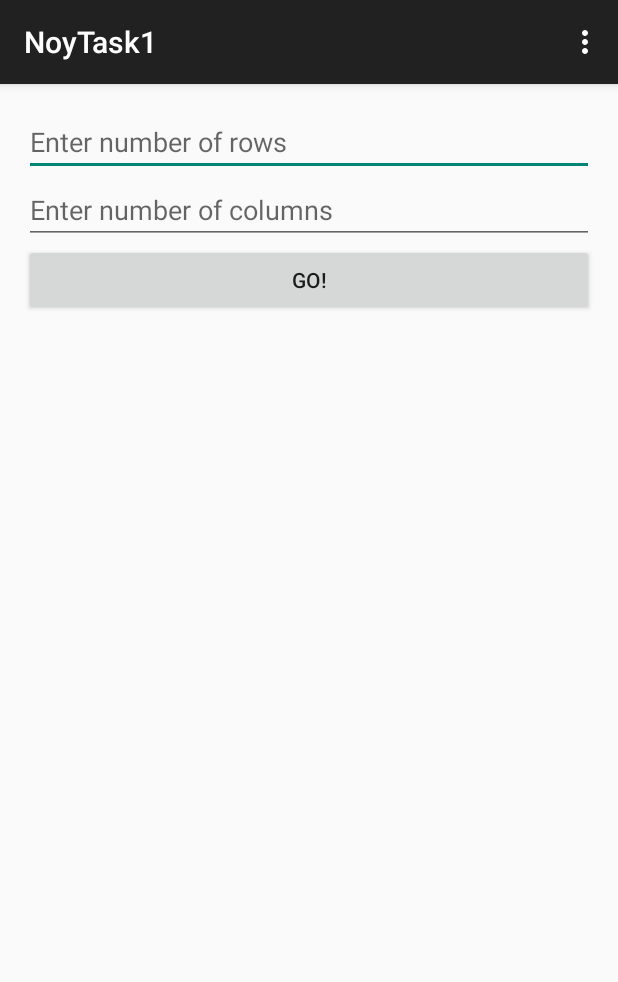
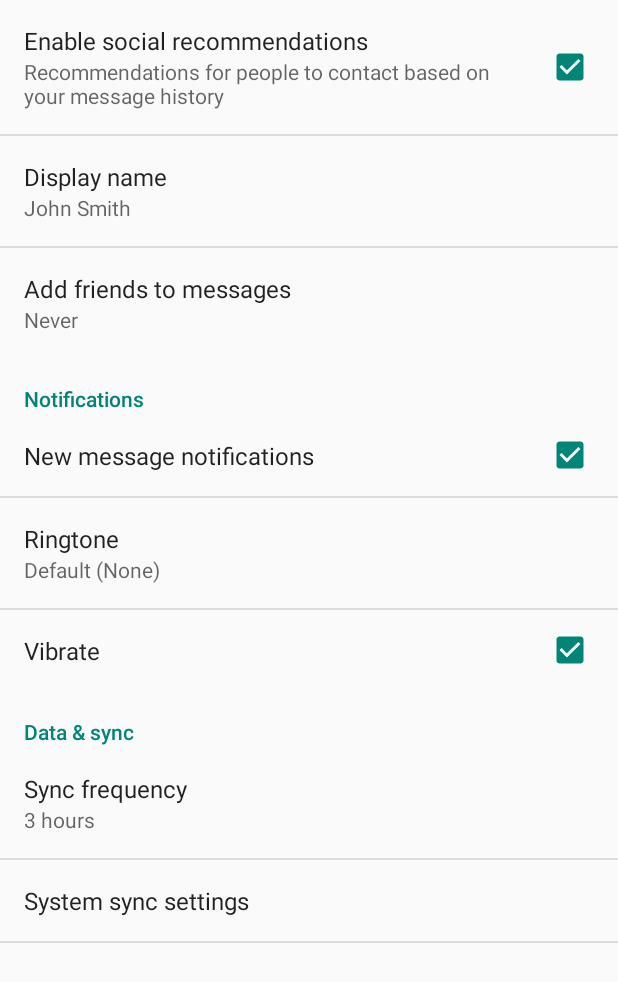
Before and after one commit to Noyloy/NoyTask1, an Android app: the screen it shows after launch (MainActivity before the commit, SettingsActivity after it), in the options menu, after a tap on "Settings", on a phone screen of 412 x 824 dp. Shown: the top 982 px of the screen. Run offline under Robolectric (Android 15) with nearby library versions, the phone set to English and light mode, and no system bars.

Commit message:
-Initial settings activity -Globalization of button listener

```diff
--- a/app/build.gradle
+++ b/app/build.gradle
@@ -22,4 +22,5 @@ android {
 dependencies {
     compile fileTree(dir: 'libs', include: ['*.jar'])
     compile 'com.android.support:appcompat-v7:21.0.3'
+    compile 'com.android.support:support-v4:21.0.3'
 }
--- a/app/src/main/java/com/levi/noy/noytask1/MainActivity.java
+++ b/app/src/main/java/com/levi/noy/noytask1/MainActivity.java
@@ -21,16 +21,20 @@ public class MainActivity extends ActionBarActivity {
         super.onCreate(savedInstanceState);
         setContentView(R.layout.activity_main);
 
+        // get views
         Button goButton = (Button)findViewById(R.id.go_btn);
         final EditText userInputR = (EditText)findViewById(R.id.user_r_input);
         final EditText userInputC = (EditText)findViewById(R.id.user_c_input);
 
+        // add on click listener
         goButton.setOnClickListener(new View.OnClickListener() {
             @Override
             public void onClick(View v) {
                 int userIntR = -1;
                 int userIntC = -1;
                 boolean conversion_succ = true;
+
+                // verify user input
                 try {
                     userIntR = Integer.parseInt(userInputR.getText().toString());
                     userIntC = Integer.parseInt(userInputC.getText().toString());
@@ -40,6 +44,7 @@ public class MainActivity extends ActionBarActivity {
                     conversion_succ = false;
                 }
 
+                // if user input verified, start RuntimeMatrix activity and pass user input
                 if (conversion_succ) {
                     Intent intent = new Intent(MainActivity.this,RuntimeMatrix.class);
                     intent.putExtra(EXTRA_KEY_ROW,userIntR);
@@ -68,6 +73,8 @@ public class MainActivity extends ActionBarActivity {
 
         //noinspection SimplifiableIfStatement
         if (id == R.id.action_settings) {
+            Intent intent = new Intent(MainActivity.this, SettingsActivity.class);
+            startActivity(intent);
             return true;
         }
 
--- a/app/src/main/java/com/levi/noy/noytask1/RuntimeMatrix.java
+++ b/app/src/main/java/com/levi/noy/noytask1/RuntimeMatrix.java
@@ -21,63 +21,47 @@ public class RuntimeMatrix extends Activity {
     protected void onCreate(Bundle savedInstanceState) {
         super.onCreate(savedInstanceState);
 
+        // get screen size
         Point size = new Point();
         getWindowManager().getDefaultDisplay().getSize(size);
         int screenWidth = size.x;
         int screenHeight = size.y;
 
-        Log.d(MainActivity.DEBUG_TAG, "activity starting");
+        // generate GridLayout
         GridLayout runtimeGL = new GridLayout(getApplicationContext());
-        Log.d(MainActivity.DEBUG_TAG, "grid view created");
+
+        // get rows and columns
         Intent intent = getIntent();
         int mat_r = intent.getIntExtra(MainActivity.EXTRA_KEY_ROW,DEFAULT_MAT_SIZE);
         int mat_c = intent.getIntExtra(MainActivity.EXTRA_KEY_COL,DEFAULT_MAT_SIZE);
-        Log.d(MainActivity.DEBUG_TAG, "extra from intent is: row="+mat_r+" col="+mat_c);
+
+        // specify layout rows and columns
         runtimeGL.setColumnCount(mat_c);
         runtimeGL.setRowCount(mat_r);
         ViewGroup.LayoutParams params = new ViewGroup.LayoutParams(ViewGroup.LayoutParams.MATCH_PARENT, ViewGroup.LayoutParams.MATCH_PARENT);
         params.width=screenWidth;
         params.height=screenHeight;
         runtimeGL.setLayoutParams(params);
+
+        // create and insert buttons
         for (int i = 0; i<mat_r*mat_c;i++){
             Button currentB = new Button(getApplicationContext());
             currentB.setText(i+"");
             currentB.setLayoutParams(new ViewGroup.LayoutParams(screenWidth/mat_c,screenHeight/mat_r));
-            currentB.setOnClickListener(new View.OnClickListener() {
-                @Override
-                public void onClick(View v) {
-                    Button b = (Button)v;
-                    String buttonText = b.getText().toString();
-                    Toast.makeText(RuntimeMatrix.this,getText(R.string.clicked_on)+" "+buttonText,Toast.LENGTH_SHORT).show();
-                }
-            });
+            currentB.setOnClickListener(new ButtonListen());
             runtimeGL.addView(currentB);
         }
 
-
+        // apply the view to the screen
         setContentView(runtimeGL);
     }
+    class ButtonListen implements View.OnClickListener {
 
-
-    @Override
-    public boolean onCreateOptionsMenu(Menu menu) {
-        // Inflate the menu; this adds items to the action bar if it is present.
-        getMenuInflater().inflate(R.menu.menu_runtime_matrix, menu);
-        return true;
-    }
-
-    @Override
-    public boolean onOptionsItemSelected(MenuItem item) {
-        // Handle action bar item clicks here. The action bar will
-        // automatically handle clicks on the Home/Up button, so long
-        // as you specify a parent activity in AndroidManifest.xml.
-        int id = item.getItemId();
-
-        //noinspection SimplifiableIfStatement
-        if (id == R.id.action_settings) {
-            return true;
+        @Override
+        public void onClick(View v) {
+            Button b = (Button)v;
+            String buttonText = b.getText().toString();
+            Toast.makeText(RuntimeMatrix.this,getText(R.string.clicked_on)+" "+buttonText,Toast.LENGTH_SHORT).show();
         }
-
-        return super.onOptionsItemSelected(item);
     }
 }
--- /dev/null
+++ b/app/src/main/java/com/levi/noy/noytask1/SettingsActivity.java
@@ -0,0 +1,260 @@
+package com.levi.noy.noytask1;
+
+import android.annotation.TargetApi;
+import android.content.Context;
+import android.content.res.Configuration;
+import android.media.Ringtone;
+import android.media.RingtoneManager;
+import android.net.Uri;
+import android.os.Build;
+import android.os.Bundle;
+import android.preference.ListPreference;
+import android.preference.Preference;
+import android.preference.PreferenceActivity;
+import android.preference.PreferenceCategory;
+import android.preference.PreferenceFragment;
+import android.preference.PreferenceManager;
+import android.preference.RingtonePreference;
+import android.text.TextUtils;
+
+
+import java.util.List;
+
+/**
+ * A {@link PreferenceActivity} that presents a set of application settings. On
+ * handset devices, settings are presented as a single list. On tablets,
+ * settings are split by category, with category headers shown to the left of
+ * the list of settings.
+ * <p/>
+ * See <a href="http://developer.android.com/design/patterns/settings.html">
+ * Android Design: Settings</a> for design guidelines and the <a
+ * href="http://developer.android.com/guide/topics/ui/settings.html">Settings
+ * API Guide</a> for more information on developing a Settings UI.
+ */
+public class SettingsActivity extends PreferenceActivity {
+    /**
+     * Determines whether to always show the simplified settings UI, where
+     * settings are presented in a single list. When false, settings are shown
+     * as a master/detail two-pane view on tablets. When true, a single pane is
+     * shown on tablets.
+     */
+    private static final boolean ALWAYS_SIMPLE_PREFS = false;
+
+
+    @Override
+    protected void onPostCreate(Bundle savedInstanceState) {
+        super.onPostCreate(savedInstanceState);
+
+        setupSimplePreferencesScreen();
+    }
+
+    /**
+     * Shows the simplified settings UI if the device configuration if the
+     * device configuration dictates that a simplified, single-pane UI should be
+     * shown.
+     */
+    private void setupSimplePreferencesScreen() {
+        // is the screen already been presented
+        if (!isSimplePreferences(this)) {
+            return;
+        }
+
+        // In the simplified UI, fragments are not used at all and we instead
+        // use the older PreferenceActivity APIs.
+
+        // Add 'general' preferences.
+        addPreferencesFromResource(R.xml.pref_general);
+
+        // Add 'notifications' preferences, and a corresponding header.
+        PreferenceCategory fakeHeader = new PreferenceCategory(this);
+        fakeHeader.setTitle(R.string.pref_header_notifications);
+        getPreferenceScreen().addPreference(fakeHeader);
+        addPreferencesFromResource(R.xml.pref_notification);
+
+        // Add 'data and sync' preferences, and a corresponding header.
+        fakeHeader = new PreferenceCategory(this);
+        fakeHeader.setTitle(R.string.pref_header_data_sync);
+        getPreferenceScreen().addPreference(fakeHeader);
+        addPreferencesFromResource(R.xml.pref_data_sync);
+
+        // Bind the summaries of EditText/List/Dialog/Ringtone preferences to
+        // their values. When their values change, their summaries are updated
+        // to reflect the new value, per the Android Design guidelines.
+        bindPreferenceSummaryToValue(findPreference("example_text"));
+        bindPreferenceSummaryToValue(findPreference("example_list"));
+        bindPreferenceSummaryToValue(findPreference("notifications_new_message_ringtone"));
+        bindPreferenceSummaryToValue(findPreference("sync_frequency"));
+    }
+
+    /**
+     * {@inheritDoc}
+     */
+    @Override
+    public boolean onIsMultiPane() {
+        return isXLargeTablet(this) && !isSimplePreferences(this);
+    }
+
+    /**
+     * Helper method to determine if the device has an extra-large screen. For
+     * example, 10" tablets are extra-large.
+     */
+    private static boolean isXLargeTablet(Context context) {
+        return (context.getResources().getConfiguration().screenLayout
+                & Configuration.SCREENLAYOUT_SIZE_MASK) >= Configuration.SCREENLAYOUT_SIZE_XLARGE;
+    }
+
+    /**
+     * Determines whether the simplified settings UI should be shown. This is
+     * true if this is forced via {@link #ALWAYS_SIMPLE_PREFS}, or the device
+     * doesn't have newer APIs like {@link PreferenceFragment}, or the device
+     * doesn't have an extra-large screen. In these cases, a single-pane
+     * "simplified" settings UI should be shown.
+     */
+    private static boolean isSimplePreferences(Context context) {
+        return ALWAYS_SIMPLE_PREFS
+                || Build.VERSION.SDK_INT < Build.VERSION_CODES.HONEYCOMB
+                || !isXLargeTablet(context);
+    }
+
+    /**
+     * {@inheritDoc}
+     */
+    @Override
+    @TargetApi(Build.VERSION_CODES.HONEYCOMB)
+    public void onBuildHeaders(List<Header> target) {
+        if (!isSimplePreferences(this)) {
+            loadHeadersFromResource(R.xml.pref_headers, target);
+        }
+    }
+
+    /**
+     * A preference value change listener that updates the preference's summary
+     * to reflect its new value.
+     */
+    private static Preference.OnPreferenceChangeListener sBindPreferenceSummaryToValueListener = new Preference.OnPreferenceChangeListener() {
+        @Override
+        public boolean onPreferenceChange(Preference preference, Object value) {
+            String stringValue = value.toString();
+
+            if (preference instanceof ListPreference) {
+                // For list preferences, look up the correct display value in
+                // the preference's 'entries' list.
+                ListPreference listPreference = (ListPreference) preference;
+                int index = listPreference.findIndexOfValue(stringValue);
+
+                // Set the summary to reflect the new value.
+                preference.setSummary(
+                        index >= 0
+                                ? listPreference.getEntries()[index]
+                                : null);
+
+            } else if (preference instanceof RingtonePreference) {
+                // For ringtone preferences, look up the correct display value
+                // using RingtoneManager.
+                if (TextUtils.isEmpty(stringValue)) {
+                    // Empty values correspond to 'silent' (no ringtone).
+                    preference.setSummary(R.string.pref_ringtone_silent);
+
+                } else {
+                    Ringtone ringtone = RingtoneManager.getRingtone(
+                            preference.getContext(), Uri.parse(stringValue));
+
+                    if (ringtone == null) {
+                        // Clear the summary if there was a lookup error.
+                        preference.setSummary(null);
+                    } else {
+                        // Set the summary to reflect the new ringtone display
+                        // name.
+                        String name = ringtone.getTitle(preference.getContext());
+                        preference.setSummary(name);
+                    }
+                }
+
+            } else {
+                // For all other preferences, set the summary to the value's
+                // simple string representation.
+                preference.setSummary(stringValue);
+            }
+            return true;
+        }
+    };
+
+    /**
+     * Binds a preference's summary to its value. More specifically, when the
+     * preference's value is changed, its summary (line of text below the
+     * preference title) is updated to reflect the value. The summary is also
+     * immediately updated upon calling this method. The exact display format is
+     * dependent on the type of preference.
+     *
+     * @see #sBindPreferenceSummaryToValueListener
+     */
+    private static void bindPreferenceSummaryToValue(Preference preference) {
+        // Set the listener to watch for value changes.
+        preference.setOnPreferenceChangeListener(sBindPreferenceSummaryToValueListener);
+
+        // Trigger the listener immediately with the preference's
+        // current value.
+        sBindPreferenceSummaryToValueListener.onPreferenceChange(preference,
+                PreferenceManager
+                        .getDefaultSharedPreferences(preference.getContext())
+                        .getString(preference.getKey(), ""));
+    }
+
+    /**
+     * This fragment shows general preferences only. It is used when the
+     * activity is showing a two-pane settings UI.
+     */
+    @TargetApi(Build.VERSION_CODES.HONEYCOMB)
+    public static class GeneralPreferenceFragment extends PreferenceFragment {
+        @Override
+        public void onCreate(Bundle savedInstanceState) {
+            super.onCreate(savedInstanceState);
+            addPreferencesFromResource(R.xml.pref_general);
+
+            // Bind the summaries of EditText/List/Dialog/Ringtone preferences
+            // to their values. When their values change, their summaries are
+            // updated to reflect the new value, per the Android Design
+            // guidelines.
+            bindPreferenceSummaryToValue(findPreference("example_text"));
+            bindPreferenceSummaryToValue(findPreference("example_list"));
+        }
+    }
+
+    /**
+     * This fragment shows notification preferences only. It is used when the
+     * activity is showing a two-pane settings UI.
+     */
+    @TargetApi(Build.VERSION_CODES.HONEYCOMB)
+    public static class NotificationPreferenceFragment extends PreferenceFragment {
+        @Override
+        public void onCreate(Bundle savedInstanceState) {
+            super.onCreate(savedInstanceState);
+            addPreferencesFromResource(R.xml.pref_notification);
+
+            // Bind the summaries of EditText/List/Dialog/Ringtone preferences
+            // to their values. When their values change, their summaries are
+            // updated to reflect the new value, per the Android Design
+            // guidelines.
+            bindPreferenceSummaryToValue(findPreference("notifications_new_message_ringtone"));
+        }
+    }
+
+    /**
+     * This fragment shows data and sync preferences only. It is used when the
+     * activity is showing a two-pane settings UI.
+     */
+    @TargetApi(Build.VERSION_CODES.HONEYCOMB)
+    public static class DataSyncPreferenceFragment extends PreferenceFragment {
+        @Override
+        public void onCreate(Bundle savedInstanceState) {
+            super.onCreate(savedInstanceState);
+            addPreferencesFromResource(R.xml.pref_data_sync);
+
+            // Bind the summaries of EditText/List/Dialog/Ringtone preferences
+            // to their values. When their values change, their summaries are
+            // updated to reflect the new value, per the Android Design
+            // guidelines.
+            bindPreferenceSummaryToValue(findPreference("sync_frequency"));
+        }
+    }
+}
--- /dev/null
+++ b/app/src/main/res/values/strings_activity_settings.xml
@@ -0,0 +1,61 @@
+<resources>
+    <string name="title_activity_settings">Settings</string>
+
+    <!-- Strings related to Settings -->
+
+    <!-- Example General settings -->
+    <string name="pref_header_general">General</string>
+
+    <string name="pref_title_social_recommendations">Enable social recommendations</string>
+    <string name="pref_description_social_recommendations">Recommendations for people to contact
+        based on your message history
+    </string>
+
+    <string name="pref_title_display_name">Display name</string>
+    <string name="pref_default_display_name">John Smith</string>
+
+    <string name="pref_title_add_friends_to_messages">Add friends to messages</string>
+    <string-array name="pref_example_list_titles">
+        <item>Always</item>
+        <item>When possible</item>
+        <item>Never</item>
+    </string-array>
+    <string-array name="pref_example_list_values">
+        <item>1</item>
+        <item>0</item>
+        <item>-1</item>
+    </string-array>
+
+    <!-- Example settings for Data & Sync -->
+    <string name="pref_header_data_sync">Data &amp; sync</string>
+
+    <string name="pref_title_sync_frequency">Sync frequency</string>
+    <string-array name="pref_sync_frequency_titles">
+        <item>15 minutes</item>
+        <item>30 minutes</item>
+        <item>1 hour</item>
+        <item>3 hours</item>
+        <item>6 hours</item>
+        <item>Never</item>
+    </string-array>
+    <string-array name="pref_sync_frequency_values">
+        <item>15</item>
+        <item>30</item>
+        <item>60</item>
+        <item>180</item>
+        <item>360</item>
+        <item>-1</item>
+    </string-array>
+
+    <string name="pref_title_system_sync_settings">System sync settings</string>
+
+    <!-- Example settings for Notifications -->
+    <string name="pref_header_notifications">Notifications</string>
+
+    <string name="pref_title_new_message_notifications">New message notifications</string>
+
+    <string name="pref_title_ringtone">Ringtone</string>
+    <string name="pref_ringtone_silent">Silent</string>
+
+    <string name="pref_title_vibrate">Vibrate</string>
+</resources>
--- /dev/null
+++ b/app/src/main/res/xml/pref_data_sync.xml
@@ -0,0 +1,21 @@
+<PreferenceScreen xmlns:android="http://schemas.android.com/apk/res/android">
+
+    <!-- NOTE: Hide buttons to simplify the UI. Users can touch outside the dialog to
+         dismiss it. -->
+    <!-- NOTE: ListPreference's summary should be set to its value by the activity code. -->
+    <ListPreference
+        android:key="sync_frequency"
+        android:title="@string/pref_title_sync_frequency"
+        android:entries="@array/pref_sync_frequency_titles"
+        android:entryValues="@array/pref_sync_frequency_values"
+        android:defaultValue="180"
+        android:negativeButtonText="@null"
+        android:positiveButtonText="@null" />
+
+    <!-- This preference simply launches an intent when selected. Use this UI sparingly, per
+         design guidelines. -->
+    <Preference android:title="@string/pref_title_system_sync_settings">
+        <intent android:action="android.settings.SYNC_SETTINGS" />
+    </Preference>
+
+</PreferenceScreen>
--- /dev/null
+++ b/app/src/main/res/xml/pref_general.xml
@@ -0,0 +1,33 @@
+<PreferenceScreen xmlns:android="http://schemas.android.com/apk/res/android">
+
+    <CheckBoxPreference
+        android:key="example_checkbox"
+        android:title="@string/pref_title_social_recommendations"
+        android:summary="@string/pref_description_social_recommendations"
+        android:defaultValue="true" />
+
+    <!-- NOTE: EditTextPreference accepts EditText attributes. -->
+    <!-- NOTE: EditTextPreference's summary should be set to its value by the activity code. -->
+    <EditTextPreference
+        android:key="example_text"
+        android:title="@string/pref_title_display_name"
+        android:defaultValue="@string/pref_default_display_name"
+        android:selectAllOnFocus="true"
+        android:inputType="textCapWords"
+        android:capitalize="words"
+        android:singleLine="true"
+        android:maxLines="1" />
+
+    <!-- NOTE: Hide buttons to simplify the UI. Users can touch outside the dialog to
+         dismiss it. -->
+    <!-- NOTE: ListPreference's summary should be set to its value by the activity code. -->
+    <ListPreference
+        android:key="example_list"
+        android:title="@string/pref_title_add_friends_to_messages"
+        android:defaultValue="-1"
+        android:entries="@array/pref_example_list_titles"
+        android:entryValues="@array/pref_example_list_values"
+        android:negativeButtonText="@null"
+        android:positiveButtonText="@null" />
+
+</PreferenceScreen>
--- /dev/null
+++ b/app/src/main/res/xml/pref_headers.xml
@@ -0,0 +1,14 @@
+<preference-headers xmlns:android="http://schemas.android.com/apk/res/android">
+
+    <!-- These settings headers are only used on tablets. -->
+
+    <header android:fragment="com.levi.noy.noytask1.SettingsActivity$GeneralPreferenceFragment"
+        android:title="@string/pref_header_general" />
+
+    <header android:fragment="com.levi.noy.noytask1.SettingsActivity$NotificationPreferenceFragment"
+        android:title="@string/pref_header_notifications" />
+
+    <header android:fragment="com.levi.noy.noytask1.SettingsActivity$DataSyncPreferenceFragment"
+        android:title="@string/pref_header_data_sync" />
+
+</preference-headers>
--- /dev/null
+++ b/app/src/main/res/xml/pref_notification.xml
@@ -0,0 +1,27 @@
+<PreferenceScreen xmlns:android="http://schemas.android.com/apk/res/android">
+
+    <!-- A 'parent' preference, which enables/disables child preferences (below)
+         when checked/unchecked. -->
+    <CheckBoxPreference
+        android:key="notifications_new_message"
+        android:title="@string/pref_title_new_message_notifications"
+        android:defaultValue="true" />
+
+    <!-- Allows the user to choose a ringtone in the 'notification' category. -->
+    <!-- NOTE: This preference will be enabled only when the checkbox above is checked. -->
+    <!-- NOTE: RingtonePreference's summary should be set to its value by the activity code. -->
+    <RingtonePreference
+        android:dependency="notifications_new_message"
+        android:key="notifications_new_message_ringtone"
+        android:title="@string/pref_title_ringtone"
+        android:ringtoneType="notification"
+        android:defaultValue="content://settings/system/notification_sound" />
+
+    <!-- NOTE: This preference will be enabled only when the checkbox above is checked. -->
+    <CheckBoxPreference
+        android:dependency="notifications_new_message"
+        android:key="notifications_new_message_vibrate"
+        android:title="@string/pref_title_vibrate"
+        android:defaultValue="true" />
+
+</PreferenceScreen>
```
Also changed, not shown: app/src/main/AndroidManifest.xml (+5 -2 lines), 2 other files.
